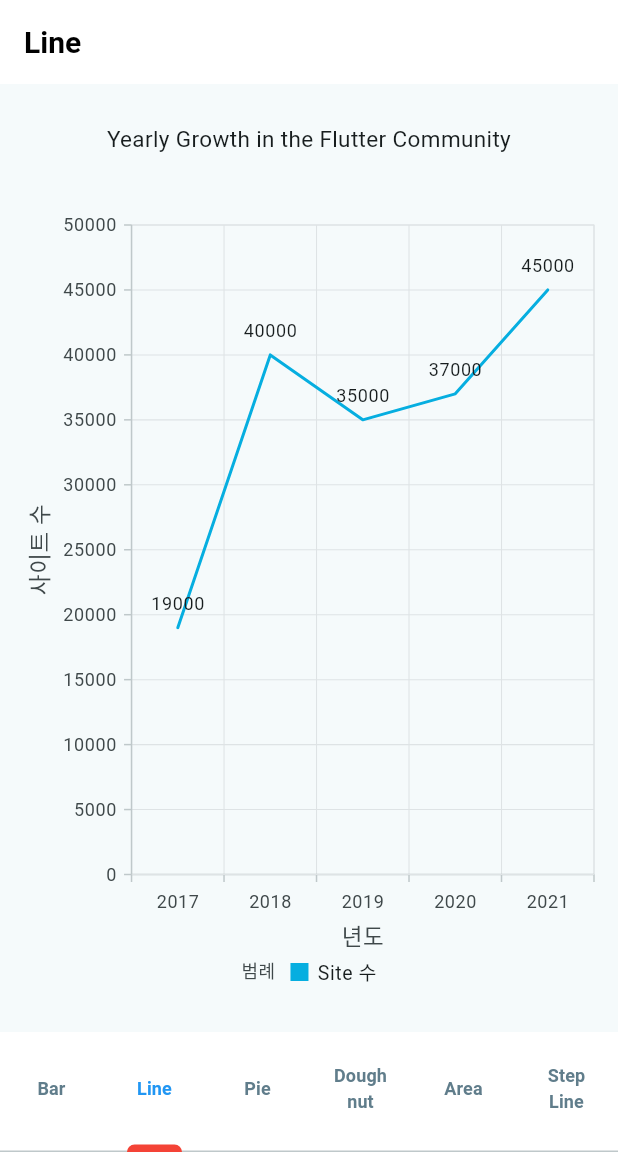
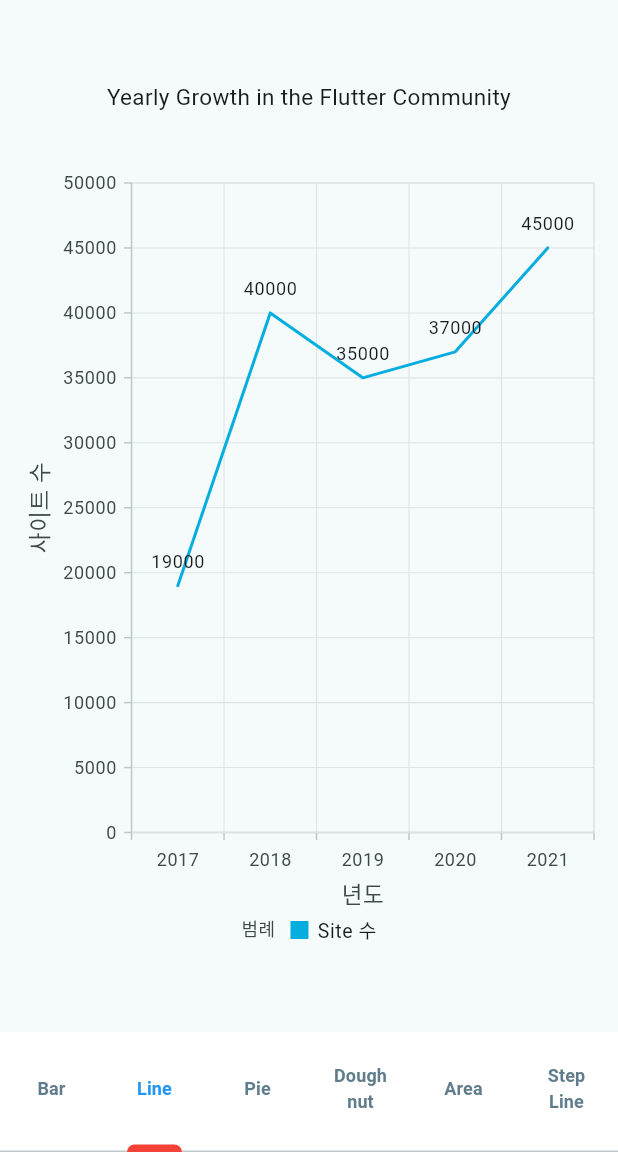
Before and after one commit to KorWeiss/chart_example, a Flutter app: the screen it shows after launch, item 2 of the bottom bar chosen, on a phone screen of 412 x 824 dp, the part 84-1236 px from its top. Run offline on Flutter 3.47's test engine with Material 3 defaults, Android fonts, the light colour scheme and no system bars; our stand-ins replace get, syncfusion_flutter_charts.

Commit message:
StemLine차트 탭에 적용, 각 차트 탭에 앱바 삭제

```diff
--- a/chart_example_app/lib/view/area.dart
+++ b/chart_example_app/lib/view/area.dart
@@ -26,7 +26,7 @@
   @override
   Widget build(BuildContext context) {
     return Scaffold(
-      appBar: restiApB(inputtext: 'Line'),
+      // appBar: restiApB(inputtext: 'Line'),
       body: Center(
         child: SizedBox(
           width: 400,
--- a/chart_example_app/lib/view/bar.dart
+++ b/chart_example_app/lib/view/bar.dart
@@ -50,7 +50,7 @@
               height: 600,
               child: SfCartesianChart(
                 title: ChartTitle(text: "Yearly  Growth  in the Flutter Community"), //차트 제목
-                legend: Legend(isVisible: true), //범례
+                legend: Legend(isVisible: true,title: LegendTitle(text: '범례')), //범례
                 tooltipBehavior: widget._tooltipBehavior,
                 series: [
                   //ColumnSeries = 세로 막대 그래프
--- a/chart_example_app/lib/view/doughnut.dart
+++ b/chart_example_app/lib/view/doughnut.dart
@@ -52,7 +52,7 @@
               height: 600,
               child: SfCircularChart(
                 title: ChartTitle(text: "Yearly  Growth  in the Flutter Community"), //차트 제목
-                legend: Legend(isVisible: true), //범례
+                legend: Legend(isVisible: true,title: LegendTitle(text: '범례')), //범례
                 tooltipBehavior: widget._tooltipBehavior,
                 series: [
                   //ColumnSeries = 세로 막대 그래프
--- a/chart_example_app/lib/view/home.dart
+++ b/chart_example_app/lib/view/home.dart
@@ -5,6 +5,7 @@
 import 'package:chart_example_app/view/doughnut.dart';
 import 'package:chart_example_app/view/line.dart';
 import 'package:chart_example_app/view/pie.dart';
+import 'package:chart_example_app/view/step_lines.dart';
 import 'package:flutter/material.dart';
 import 'package:syncfusion_flutter_charts/charts.dart';
 
@@ -61,7 +62,7 @@
           Pie(chartData: _chartData, tooltipBehavior: _tooltipBehavior),
           Doughnut(chartData: _chartData , tooltipBehavior: _tooltipBehavior),
           Area(list: _chartData, tooltipBehavior: _tooltipBehavior),
-          Pie(chartData: _chartData, tooltipBehavior: _tooltipBehavior),
+          StepLines(list: _chartData),
         ],
       ),
       bottomNavigationBar: Container(
--- a/chart_example_app/lib/view/line.dart
+++ b/chart_example_app/lib/view/line.dart
@@ -26,7 +26,7 @@
   @override
   Widget build(BuildContext context) {
     return Scaffold(
-      appBar: restiApB(inputtext: 'Line'),
+      // appBar: restiApB(inputtext: 'Line'),
       body: Center(
         child: SizedBox(
           width: 400,
--- a/chart_example_app/lib/view/pie.dart
+++ b/chart_example_app/lib/view/pie.dart
@@ -38,7 +38,7 @@
   @override
   Widget build(BuildContext context) {
     return Scaffold(
-      appBar: AppBar(title: Text('Pie Chart')),
+      // appBar: AppBar(title: Text('Pie Chart')),
       body: Center(
         child: SizedBox(
           width: 400,
--- a/chart_example_app/lib/view/step_line.dart
+++ b/chart_example_app/lib/view/step_line.dart
@@ -26,7 +26,7 @@
   @override
   Widget build(BuildContext context) {
     return Scaffold(
-      appBar: AppBar(title: Text('Step Line')),
+      // appBar: AppBar(title: Text('Step Line')),
 
       body: Center(
         child: Center(
--- a/chart_example_app/lib/view/step_lines.dart
+++ b/chart_example_app/lib/view/step_lines.dart
@@ -24,7 +24,7 @@
   @override
   Widget build(BuildContext context) {
     return Scaffold(
-      appBar: AppBar(title: Text('Step Line')),
+      // appBar: AppBar(title: Text('Step Line')),
 
       body: Center(
         child: Center(
```
